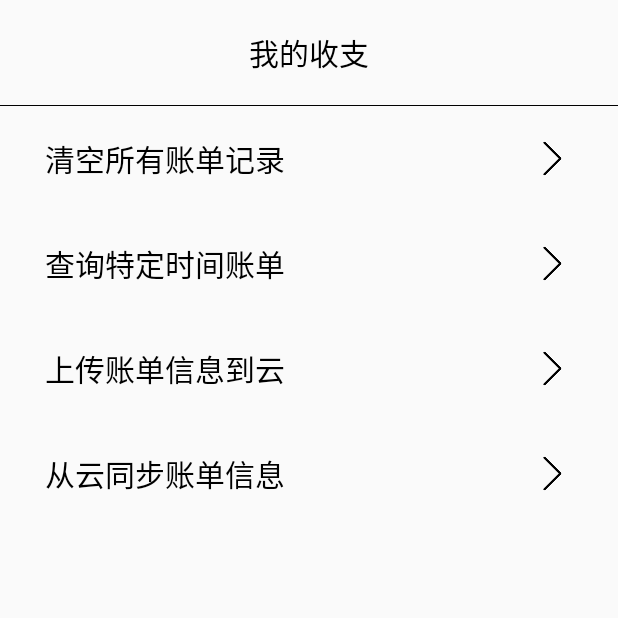
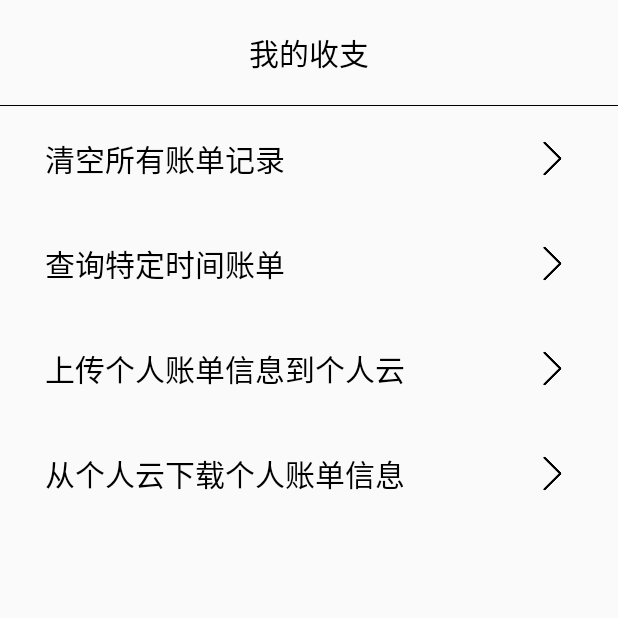
Before and after one commit to FuShengDuoBuYu/AutoBookKeepingBeta, an Android app: the SettingsActivity screen opened directly, with no data from a screen before it, on a phone screen of 412 x 824 dp, the top half of it. Run offline under Robolectric (Android 15) with nearby library versions, the phone set to English and light mode, and no system bars.

Commit message:
做一点小用户友好的修改

```diff
--- a/AutoBookKeeping/app/src/main/res/layout/activity_settings.xml
+++ b/AutoBookKeeping/app/src/main/res/layout/activity_settings.xml
@@ -99,7 +99,7 @@
                 android:layout_width="0dp"
                 android:layout_weight="1"
                 android:layout_height="wrap_content"
-                android:text="上传账单信息到云"
+                android:text="上传个人账单信息到个人云"
                 android:layout_marginStart="10dp"
                 android:gravity="start"
                 android:textSize="20sp"
@@ -124,7 +124,7 @@
                 android:layout_width="0dp"
                 android:layout_weight="1"
                 android:layout_height="wrap_content"
-                android:text="从云同步账单信息"
+                android:text="从个人云下载个人账单信息"
                 android:layout_marginStart="10dp"
                 android:gravity="start"
                 android:textSize="20sp"
```
Also changed, not shown: AutoBookKeeping/app/src/main/java/com/beta/autobookkeeping/SettingsActivity.java (+7 -0 lines).
